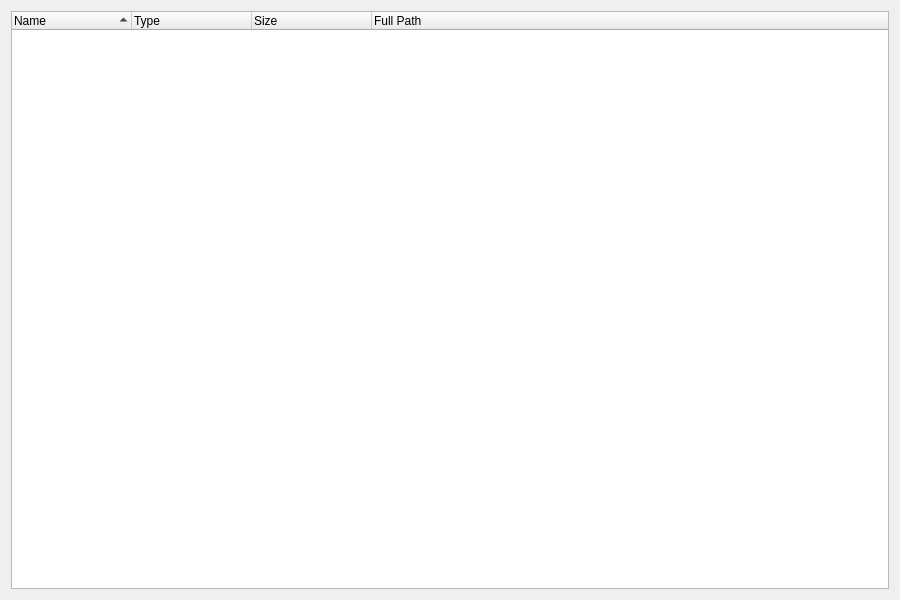
Old version of the form HiveWE/ImportManager.ui in the repository stijnherfst/HiveWE.
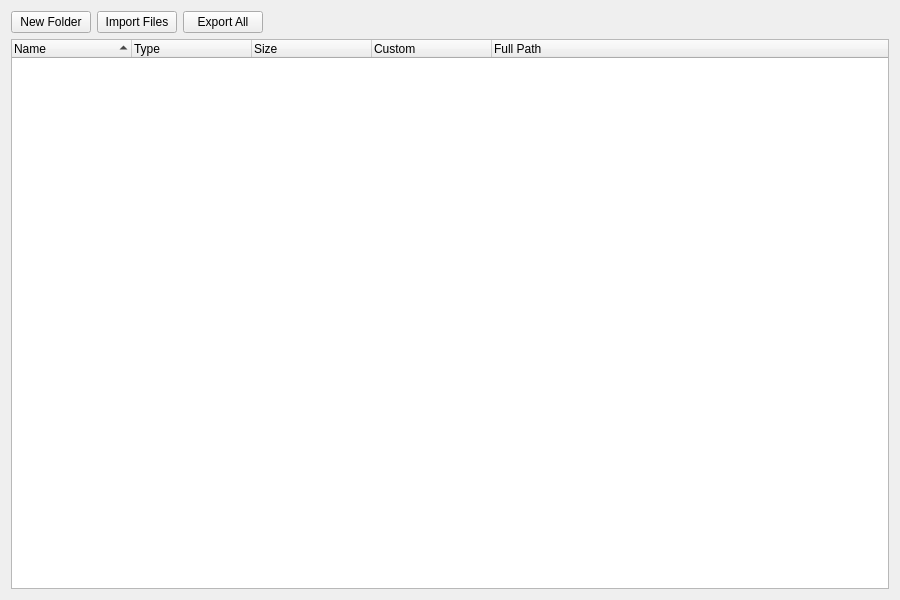
New version of the form.

Commit message: Made possible arbitrarily deeply nested folders and items in root

Patch:
```diff
--- a/HiveWE/ImportManager.ui
+++ b/HiveWE/ImportManager.ui
@@ -15,6 +15,44 @@
   </property>
   <widget class="QWidget" name="centralWidget">
    <layout class="QVBoxLayout" name="verticalLayout">
+    <item>
+     <layout class="QHBoxLayout" name="horizontalLayout">
+      <item>
+       <widget class="QPushButton" name="createDirectory">
+        <property name="text">
+         <string>New Folder</string>
+        </property>
+       </widget>
+      </item>
+      <item>
+       <widget class="QPushButton" name="importFiles">
+        <property name="text">
+         <string>Import Files</string>
+        </property>
+       </widget>
+      </item>
+      <item>
+       <widget class="QPushButton" name="exportAll">
+        <property name="text">
+         <string>Export All</string>
+        </property>
+       </widget>
+      </item>
+      <item>
+       <spacer name="horizontalSpacer">
+        <property name="orientation">
+         <enum>Qt::Horizontal</enum>
+        </property>
+        <property name="sizeHint" stdset="0">
+         <size>
+          <width>40</width>
+          <height>20</height>
+         </size>
+        </property>
+       </spacer>
+      </item>
+     </layout>
+    </item>
     <item>
      <widget class="QTreeWidget" name="treeWidget">
       <property name="dragEnabled">
@@ -56,6 +94,11 @@
         <string>Size</string>
        </property>
       </column>
+      <column>
+       <property name="text">
+        <string>Custom</string>
+       </property>
+      </column>
       <column>
        <property name="text">
         <string>Full Path</string>
```
Left out of the diff: 12 changed lines with no effect on the pictures. The commit also changes 11 other files.
